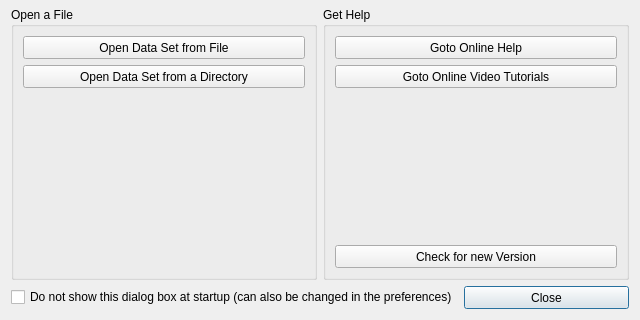
The window that ImageVis3D/UI/UI/Welcome.ui (SCIInstitute/ImageVis3D) describes before a commit, drawn with Qt 5; both pictures show x 0 to 640 and y 160 to 480 of the 640 by 480 pixel window.
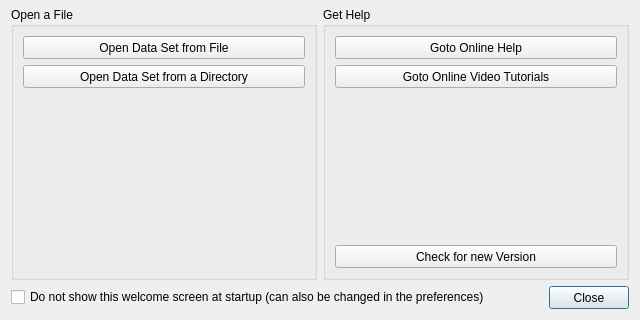
The same window after the commit.

Commit message: minor tweaks on the welcome window

```diff
--- a/ImageVis3D/UI/UI/Welcome.ui
+++ b/ImageVis3D/UI/UI/Welcome.ui
@@ -218,10 +218,23 @@
       <item>
        <widget class="QCheckBox" name="checkBox_ShowAtStartup" >
         <property name="text" >
-         <string>Do not show this dialog box at startup (can also be changed in the preferences)</string>
+         <string>Do not show this welcome screen at startup (can also be changed in the preferences)</string>
         </property>
        </widget>
       </item>
+      <item>
+       <spacer name="horizontalSpacer" >
+        <property name="orientation" >
+         <enum>Qt::Horizontal</enum>
+        </property>
+        <property name="sizeHint" stdset="0" >
+         <size>
+          <width>40</width>
+          <height>20</height>
+         </size>
+        </property>
+       </spacer>
+      </item>
       <item>
        <widget class="QPushButton" name="pushButton_Close" >
         <property name="minimumSize" >
```
The commit also changes 1 other file.
